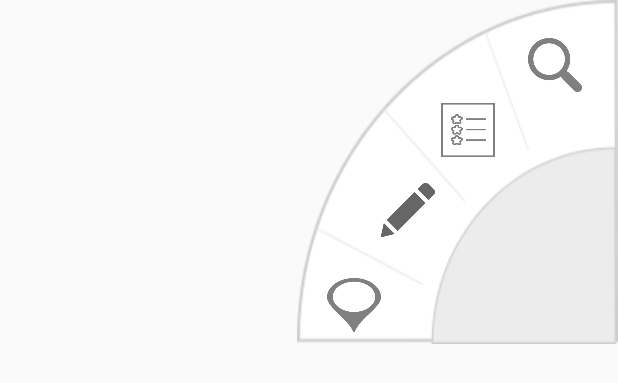
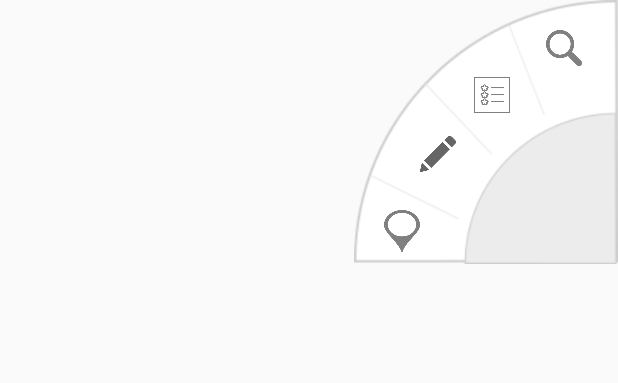
Before and after one commit to amar-p/TheBachaoProject, an Android app: the layout fragment_menu.xml on its own in the app's theme, with its tools: preview values and no code run, on a phone screen of 412 x 824 dp. Shown: the top 383 px of the screen. Run offline under Robolectric (Android 15) with nearby library versions, the phone set to English and light mode, and no system bars.

Commit message:
get Markers

```diff
--- a/app/src/main/res/layout/fragment_menu.xml
+++ b/app/src/main/res/layout/fragment_menu.xml
@@ -7,8 +7,8 @@
     android:gravity="right">
 
     <TableLayout
-        android:layout_width="wrap_content"
-        android:layout_height="wrap_content"
+        android:layout_width="176dp"
+        android:layout_height="176dp"
         android:background="@drawable/menu">
 
         <TableRow
@@ -17,15 +17,15 @@
 
             <Button
                 style="?android:attr/buttonStyleSmall"
-                android:layout_width="36dp"
-                android:layout_height="36dp"
+                android:layout_width="24dp"
+                android:layout_height="24dp"
                 android:id="@+id/btn_search_location"
                 android:background="@drawable/menu_search"
-                android:layout_marginLeft="18dp"
-                android:layout_marginTop="25dp"
+                android:layout_marginLeft="20dp"
                 android:layout_marginRight="4dp"
                 android:layout_marginBottom="2dp"
-                android:layout_column="11" />
+                android:layout_column="11"
+                android:layout_marginTop="20dp" />
         </TableRow>
 
         <TableRow
@@ -34,14 +34,13 @@
 
             <Button
                 style="?android:attr/buttonStyleSmall"
-                android:layout_width="36dp"
-                android:layout_height="36dp"
+                android:layout_width="24dp"
+                android:layout_height="24dp"
                 android:id="@+id/btn_get_reviews"
                 android:background="@drawable/menu_reviews"
-                android:layout_marginLeft="4dp"
+                android:layout_marginLeft="12dp"
                 android:layout_marginTop="5dp"
                 android:layout_marginRight="4dp"
-                android:layout_marginBottom="2dp"
                 android:layout_column="2" />
         </TableRow>
 
@@ -51,13 +50,12 @@
 
             <Button
                 style="?android:attr/buttonStyleSmall"
-                android:layout_width="36dp"
-                android:layout_height="36dp"
+                android:layout_width="24dp"
+                android:layout_height="24dp"
                 android:id="@+id/btn_write_review"
                 android:background="@drawable/menu_write"
-                android:layout_marginTop="15dp"
-                android:layout_marginBottom="2dp"
-                android:layout_column="1" />
+                android:layout_column="1"
+                android:layout_marginTop="15dp" />
         </TableRow>
 
         <TableRow
@@ -66,13 +64,13 @@
 
             <Button
                 style="?android:attr/buttonStyleSmall"
-                android:layout_width="36dp"
-                android:layout_height="36dp"
+                android:layout_width="24dp"
+                android:layout_height="28dp"
                 android:id="@+id/btn_location"
                 android:background="@drawable/menu_loc"
                 android:layout_marginLeft="20dp"
                 android:layout_marginTop="25dp"
-                android:layout_marginBottom="8dp"
+                android:layout_marginBottom="12dp"
                 android:layout_column="0" />
         </TableRow>
     </TableLayout>
```
